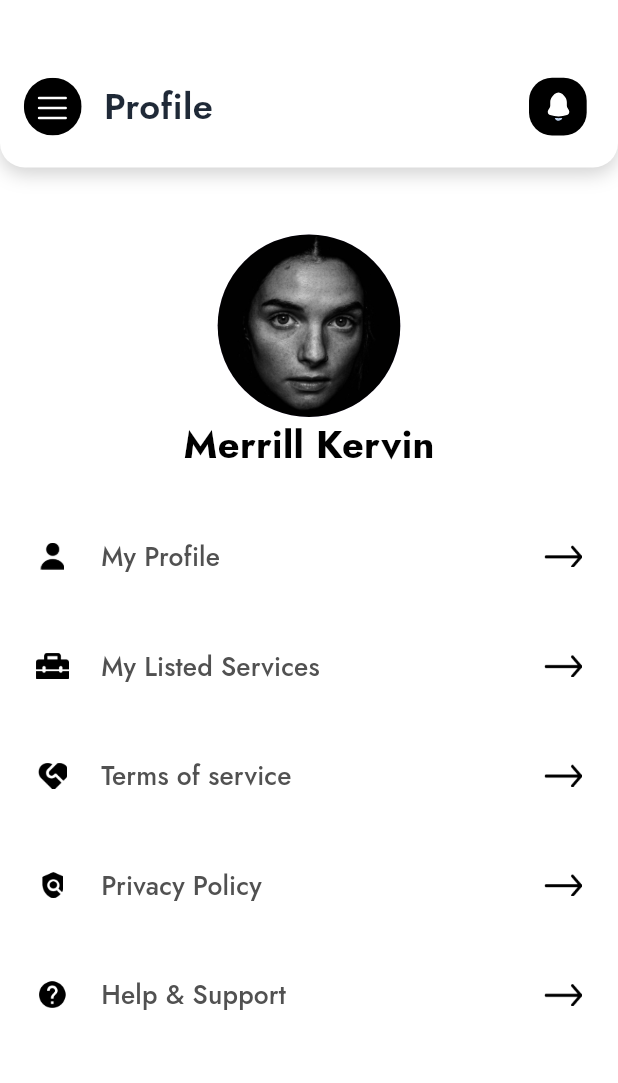
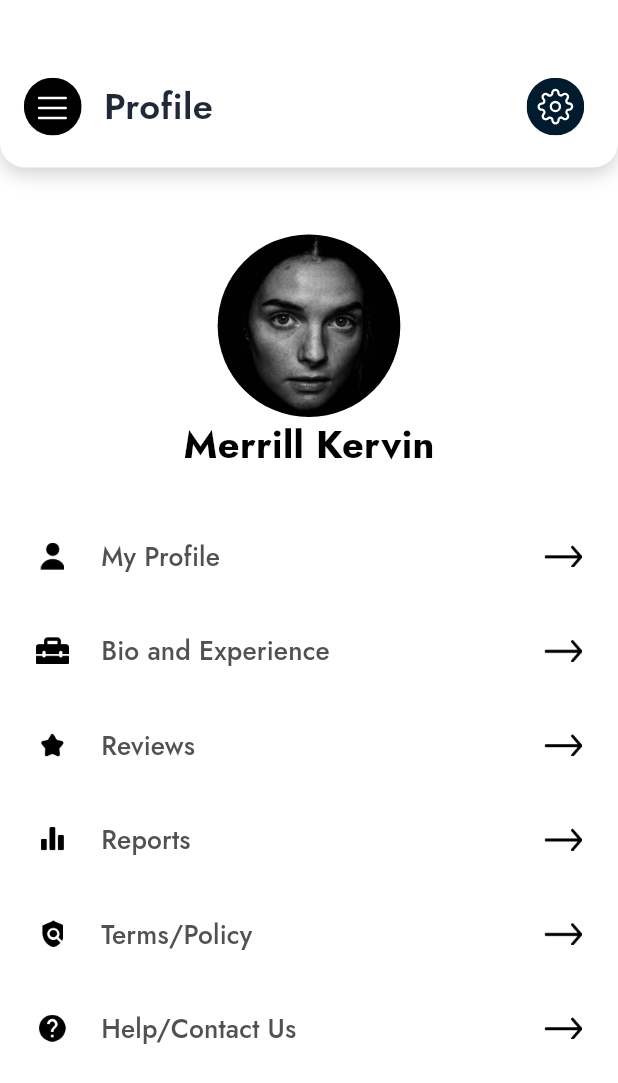
Before and after one commit to Hamzair/reapiroo_app, a Flutter app: the ProfileScreen screen opened directly, on a phone screen of 412 x 824 dp. Shown: the top 1083 px of the screen. Run offline on Flutter 3.47's test engine with Material 3 defaults, Android fonts, the phone set to English and light mode, and no system bars; our stand-ins replace animated_notch_bottom_bar, audioplayers, chewie, flutter_screenutil, flutter_svg, get and 6 more; missing offline and left inert: audio_wave, voice_message_package; project files that could hold a hidden picture were left out.

Commit message:
updated 24-10-2024

```diff
--- a/lib/const/images.dart
+++ b/lib/const/images.dart
@@ -56,4 +56,8 @@ class AppImages{
   static const pinlocation = 'assets/images/pin_location_icon.png';
   static const calendericon = 'assets/images/calender_icon.png';
   static const clockicon = 'assets/images/clock_icon.png';
+  static const backIcon = 'assets/images/back_icon.png';
+  static const notificationIcon = 'assets/images/notification_icon.png';
+  static const star_icon = 'assets/images/star_icon.png';
+  static const reports_icon = 'assets/images/reports_icon.png';
 }
--- a/lib/const/svg_icons.dart
+++ b/lib/const/svg_icons.dart
@@ -18,6 +18,7 @@ class AppSvgs {
 
 
   // Midat
+  static const String settings = "./assets/svgs/settings.svg";
 
 
 
--- a/lib/views/home_screen_for_tech/new_task_home.dart
+++ b/lib/views/home_screen_for_tech/new_task_home.dart
@@ -37,6 +37,7 @@ class _NewTaskHomeState extends State<NewTaskHome> {
           isNotification: homeVM.isNotification.value,
           isTitle: homeVM.isTitle.value,
           isSecondIcon: homeVM.isSecondIcon.value,
+          secondIcon: "",
           title: homeVM.title.value,
           onBackTap: (){
             homeVM.updateAppBar(false, true, false, false, "Task Description");
--- a/lib/views/profile_screens/edit_profile_screen.dart
+++ b/lib/views/profile_screens/edit_profile_screen.dart
@@ -94,7 +94,7 @@ class _EditProfileScreenState extends State<EditProfileScreen> {
       child: Scaffold(
         appBar: MyAppBar(
           isMenu: false,
-          isNotification: true,
+          isNotification: false,
           isTitle: true,
           title: 'Profile',
           isSecondIcon: false,
@@ -136,7 +136,7 @@ class _EditProfileScreenState extends State<EditProfileScreen> {
                               width: 46.w,
                               height: 46.h,
                               child: CircleAvatar(
-                                backgroundColor: AppColors.orange,
+                                backgroundColor: AppColors.primary,
                                 child: SizedBox(
                                   width: 23.w,
                                   height: 20.7.h,
--- a/lib/views/profile_screens/profile_screen.dart
+++ b/lib/views/profile_screens/profile_screen.dart
@@ -3,7 +3,9 @@ import 'package:flutter_screenutil/flutter_screenutil.dart';
 import 'package:get/get.dart';
 import 'package:repairoo/const/color.dart';
 import 'package:repairoo/const/images.dart';
+import 'package:repairoo/const/svg_icons.dart';
 import 'package:repairoo/const/text_styles.dart';
+import 'package:repairoo/views/profile_screens/bio_and_experience/bio_and_experience_main.dart';
 import 'package:repairoo/views/profile_screens/edit_profile_screen.dart';
 import 'package:repairoo/widgets/app_bars.dart';
 import 'package:repairoo/widgets/custom_button.dart';
@@ -47,10 +49,11 @@ class _EditProfileScreenState extends State<ProfileScreen> {
       child: Scaffold(
         appBar:  MyAppBar(
           isMenu: true,
-          isNotification: true,
+          isNotification: false,
           isTitle: true,
           title: 'Profile',
-          isSecondIcon: false,
+          isSecondIcon: true,
+          secondIcon: AppSvgs.settings,
         ),
         backgroundColor: AppColors.secondary,
         body: SingleChildScrollView(
@@ -88,40 +91,49 @@ class _EditProfileScreenState extends State<ProfileScreen> {
                 label: "My Profile",
                 iconPath: AppImages.name_icon,
               ),
-              SizedBox(height: 20.h),
-              /// My Listed Services
+              SizedBox(height: 10.h),
+              /// Bio and Experience
+              ProfileButton(
+                onPressed: () {
+                  Get.to(BioAndExperienceMain());
+                },
+                label: "Bio and Experience",
+                iconPath: AppImages.bagicon,
+              ),
+              SizedBox(height: 10.h),
+              /// Reviews
               ProfileButton(
                 onPressed: () {
                   // Navigate to the SettingsScreen
                 },
-                label: "My Listed Services",
-                iconPath: AppImages.bagicon,
+                label: "Reviews",
+                iconPath: AppImages.star_icon,
               ),
-              SizedBox(height: 20.h),
-              /// Terms of service
+              SizedBox(height: 10.h),
+              /// Reports
               ProfileButton(
                 onPressed: () {
                   // Navigate to the SettingsScreen
                 },
-                label: "Terms of service",
-                iconPath: AppImages.hearticon,
+                label: "Reports",
+                iconPath: AppImages.reports_icon,
               ),
-              SizedBox(height: 20.h),
-              /// Privacy Policy
+              SizedBox(height: 10.h),
+              /// Terms/Policy
               ProfileButton(
                 onPressed: () {
                   // Navigate to the SettingsScreen
                 },
-                label: "Privacy Policy",
+                label: "Terms/Policy",
                 iconPath: AppImages.privacyicon,
               ),
-              SizedBox(height: 20.h),
-              /// elp & Support
+              SizedBox(height: 10.h),
+              /// Help/Contact Us
               ProfileButton(
                 onPressed: () {
                   // Navigate to the SettingsScreen
                 },
-                label: "Help & Support",
+                label: "Help/Contact Us",
                 iconPath: AppImages.questionicon,
               ),
             ],
--- a/lib/widgets/app_bars.dart
+++ b/lib/widgets/app_bars.dart
@@ -1,10 +1,8 @@
 import 'package:flutter/material.dart';
 import 'package:flutter_screenutil/flutter_screenutil.dart';
-import 'package:get/get.dart';
 import 'package:repairoo/const/color.dart';
 import 'package:repairoo/const/svg_icons.dart';
 import 'package:repairoo/const/text_styles.dart';
-import 'package:repairoo/controllers/home_controller.dart';
 import 'package:repairoo/widgets/my_svg.dart';
 
 class MyAppBar extends StatelessWidget implements PreferredSizeWidget {
@@ -17,7 +15,7 @@ class MyAppBar extends StatelessWidget implements PreferredSizeWidget {
     required this.isSecondIcon,
     this.onBackTap,
     this.onMenuTap,
-    this.isTextField = false,
+    this.isTextField = false, this.secondIcon,
   });
 
   final bool isMenu;
@@ -26,6 +24,7 @@ class MyAppBar extends StatelessWidget implements PreferredSizeWidget {
   final bool isTitle;
   final bool isTextField;
   final String? title;
+  final String? secondIcon;
   final VoidCallback? onBackTap;
   final VoidCallback? onMenuTap;
 
@@ -115,6 +114,12 @@ class MyAppBar extends StatelessWidget implements PreferredSizeWidget {
                 width: 23.w,
               ),
             ),
+          if(isSecondIcon == true && isNotification == false)
+            MySvg(
+              assetName: secondIcon ?? AppSvgs.menu,
+              height: 38.h,
+              width: 38.w,
+            ),
         ],
       ),
     );
```
Also changed, not shown: lib/views/chat_screens/chat_screen_detail.dart (+113 -41 lines), lib/views/chat_screens/chat_widget.dart (+5 -4 lines), lib/views/profile_screens/bio_and_experience/bio_and_experience_main.dart (added, +143 -0 lines), assets/images/back_icon.png (added), assets/images/notification_icon.png (added), assets/images/reports_icon.png (added), assets/images/star_icon.png (added), assets/svgs/settings.svg (added), lib/widgets/AppBar_Mid.dart (added), pubspec.lock, 5 other files.
